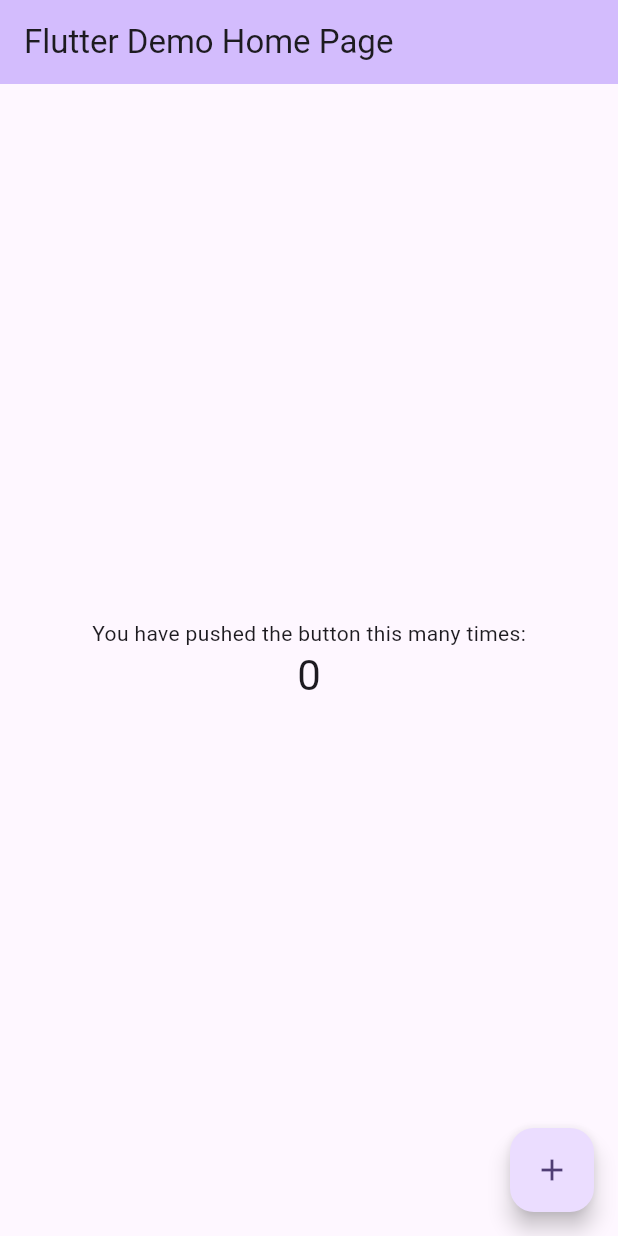
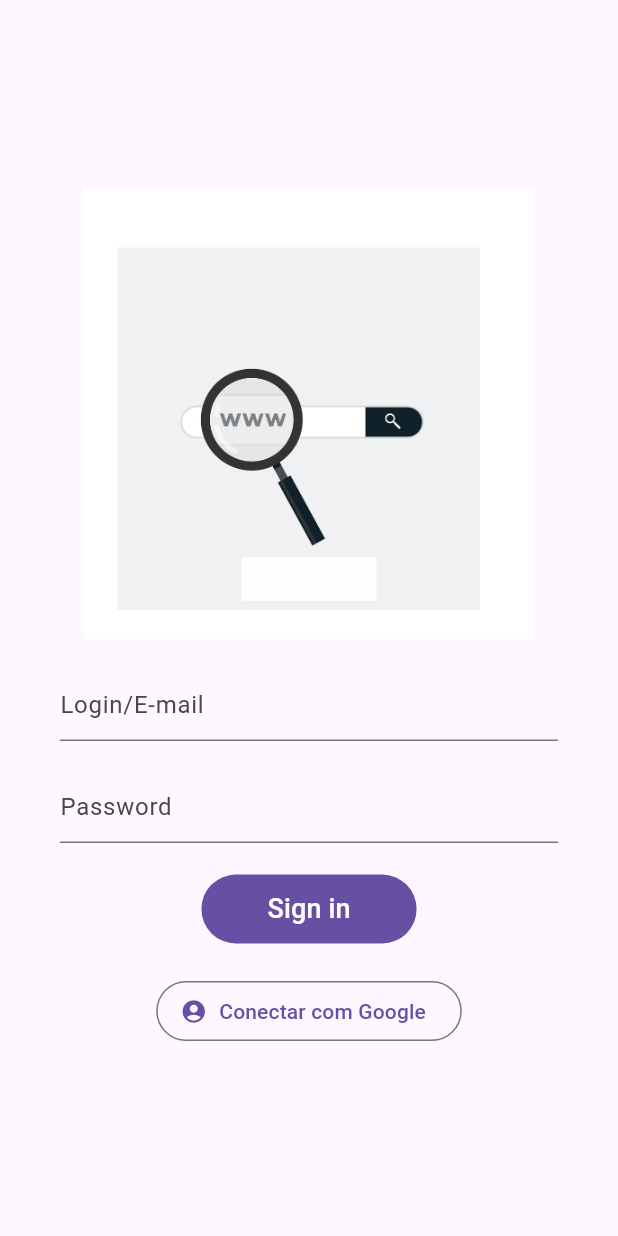
Before and after one commit to lhaislla/fpa, a Flutter app: the screen it shows after launch, on a phone screen of 412 x 824 dp. Run offline on Flutter 3.47's test engine with Material 3 defaults, Android fonts, the light colour scheme and no system bars.

Commit message:
Front-end da tela de login

```diff
--- a/lib/main.dart
+++ b/lib/main.dart
@@ -1,125 +1,21 @@
-uimport 'package:flutter/material.dart';
+import 'package:flutter/material.dart';
+import 'package:fpa/views/login.dart';
 
 void main() {
   runApp(const MyApp());
 }
 
 class MyApp extends StatelessWidget {
-  const MyApp({super.key});
-
-  // This widget is the root of your application.
+  const MyApp({Key? key}) : super(key: key);
   @override
   Widget build(BuildContext context) {
     return MaterialApp(
-      title: 'Flutter Demo',
+      debugShowCheckedModeBanner: false,
+      title: 'Login App',
       theme: ThemeData(
-        // This is the theme of your application.
-        //
-        // TRY THIS: Try running your application with "flutter run". You'll see
-        // the application has a purple toolbar. Then, without quitting the app,
-        // try changing the seedColor in the colorScheme below to Colors.green
-        // and then invoke "hot reload" (save your changes or press the "hot
-        // reload" button in a Flutter-supported IDE, or press "r" if you used
-        // the command line to start the app).
-        //
-        // Notice that the counter didn't reset back to zero; the application
-        // state is not lost during the reload. To reset the state, use hot
-        // restart instead.
-        //
-        // This works for code too, not just values: Most code changes can be
-        // tested with just a hot reload.
-        colorScheme: ColorScheme.fromSeed(seedColor: Colors.deepPurple),
-        useMaterial3: true,
+        primarySwatch: Colors.purple,
       ),
-      home: const MyHomePage(title: 'Flutter Demo Home Page'),
+      home: LoginScreen(),
     );
   }
 }
-
-class MyHomePage extends StatefulWidget {
-  const MyHomePage({super.key, required this.title});
-
-  // This widget is the home page of your application. It is stateful, meaning
-  // that it has a State object (defined below) that contains fields that affect
-  // how it looks.
-
-  // This class is the configuration for the state. It holds the values (in this
-  // case the title) provided by the parent (in this case the App widget) and
-  // used by the build method of the State. Fields in a Widget subclass are
-  // always marked "final".
-
-  final String title;
-
-  @override
-  State<MyHomePage> createState() => _MyHomePageState();
-}
-
-class _MyHomePageState extends State<MyHomePage> {
-  int _counter = 0;
-
-  void _incrementCounter() {
-    setState(() {
-      // This call to setState tells the Flutter framework that something has
-      // changed in this State, which causes it to rerun the build method below
-      // so that the display can reflect the updated values. If we changed
-      // _counter without calling setState(), then the build method would not be
-      // called again, and so nothing would appear to happen.
-      _counter++;
-    });
-  }
-
-  @override
-  Widget build(BuildContext context) {
-    // This method is rerun every time setState is called, for instance as done
-    // by the _incrementCounter method above.
-    //
-    // The Flutter framework has been optimized to make rerunning build methods
-    // fast, so that you can just rebuild anything that needs updating rather
-    // than having to individually change instances of widgets.
-    return Scaffold(
-      appBar: AppBar(
-        // TRY THIS: Try changing the color here to a specific color (to
-        // Colors.amber, perhaps?) and trigger a hot reload to see the AppBar
-        // change color while the other colors stay the same.
-        backgroundColor: Theme.of(context).colorScheme.inversePrimary,
-        // Here we take the value from the MyHomePage object that was created by
-        // the App.build method, and use it to set our appbar title.
-        title: Text(widget.title),
-      ),
-      body: Center(
-        // Center is a layout widget. It takes a single child and positions it
-        // in the middle of the parent.
-        child: Column(
-          // Column is also a layout widget. It takes a list of children and
-          // arranges them vertically. By default, it sizes itself to fit its
-          // children horizontally, and tries to be as tall as its parent.
-          //
-          // Column has various properties to control how it sizes itself and
-          // how it positions its children. Here we use mainAxisAlignment to
-          // center the children vertically; the main axis here is the vertical
-          // axis because Columns are vertical (the cross axis would be
-          // horizontal).
-          //
-          // TRY THIS: Invoke "debug painting" (choose the "Toggle Debug Paint"
-          // action in the IDE, or press "p" in the console), to see the
-          // wireframe for each widget.
-          mainAxisAlignment: MainAxisAlignment.center,
-          children: <Widget>[
-            const Text(
-              'You have pushed the button this many times:',
-            ),
-            Text(
-              '$_counter',
-              style: Theme.of(context).textTheme.headlineMedium,
-            ),
-          ],
-        ),
-      ),
-      floatingActionButton: FloatingActionButton(
-        onPressed: _incrementCounter,
-        tooltip: 'Increment',
-        child: const Icon(Icons.add),
-      ), // This trailing comma makes auto-formatting nicer for build methods.
-    );
-  }
-}
--- /dev/null
+++ b/lib/views/login.dart
@@ -0,0 +1,57 @@
+import 'package:flutter/material.dart';
+
+class LoginScreen extends StatelessWidget {
+  @override
+  Widget build(BuildContext context) {
+    return Scaffold(
+      body: Center(
+        child: Column(
+          mainAxisAlignment: MainAxisAlignment.center,
+          children: <Widget>[
+            Image.asset('assets/image/logo_fpa.png', width: 300, height: 300),
+            SizedBox(height: 20),
+            Padding(
+              padding: const EdgeInsets.symmetric(horizontal: 40),
+              child: TextFormField(
+                decoration: InputDecoration(
+                  hintText: 'Login/E-mail',
+                ),
+              ),
+            ),
+            SizedBox(height: 20),
+            Padding(
+              padding: const EdgeInsets.symmetric(horizontal: 40),
+              child: TextFormField(
+                obscureText: true,
+                decoration: InputDecoration(
+                  hintText: 'Password',
+                ),
+              ),
+            ),
+            SizedBox(height: 20),
+            FilledButton(
+              onPressed: () {
+                // Autenticação do Firebase aqui
+              },
+              child: Padding(
+                padding: EdgeInsets.symmetric(horizontal: 20, vertical: 10),
+                child: Text(
+                  'Sign in',
+                  style: TextStyle(fontSize: 18),
+                ),
+              ),
+            ),
+            SizedBox(height: 20),
+            OutlinedButton.icon(
+              onPressed: () async {
+                // Autenticação com o Google aqui
+              },
+              icon: Icon(Icons.account_circle),
+              label: Text('Conectar com Google'),
+            ),
+          ],
+        ),
+      ),
+    );
+  }
+}
--- a/pubspec.yaml
+++ b/pubspec.yaml
@@ -59,7 +59,8 @@ flutter:
   uses-material-design: true
 
   # To add assets to your application, add an assets section, like this:
-  # assets:
+  assets:
+  - assets/image/
   #   - images/a_dot_burr.jpeg
   #   - images/a_dot_ham.jpeg
 
```
Also changed, not shown: assets/image/logo_fpa.png (added).
